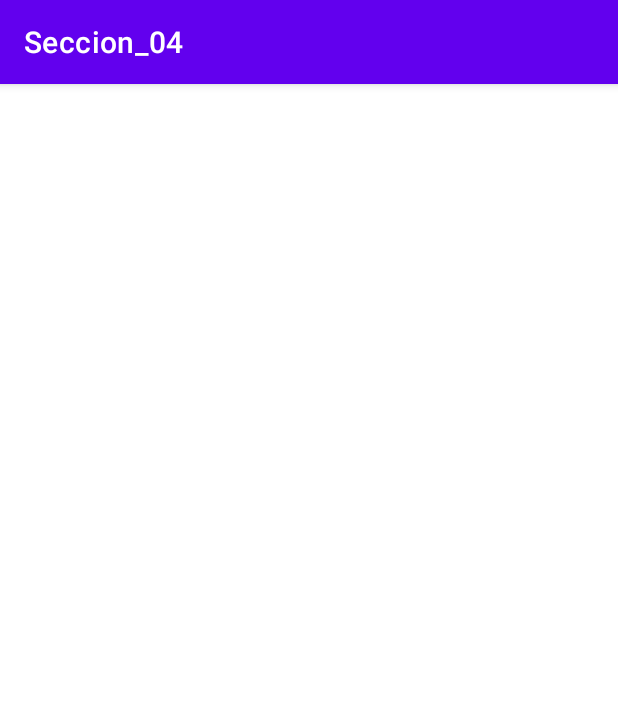
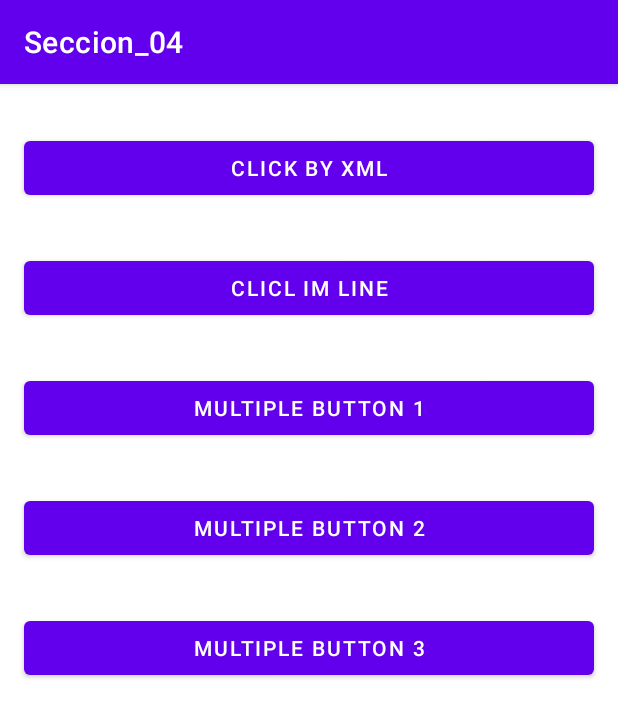
Before and after one commit to josebocero/Seccion_04_Activities_Permisos_List, an Android app: the ClickEventsActivity screen opened directly, with no data from a screen before it, on a phone screen of 412 x 824 dp. Shown: the top 717 px of the screen. Run offline under Robolectric (Android 15) with nearby library versions, the phone set to English and light mode, and no system bars.

Commit message:
video 39 Eventos Clicks

```diff
--- a/app/src/main/java/jose_g_bocero/com/jose/seccion_04_activities_permisos_list/activities/ClickEventsActivity.kt
+++ b/app/src/main/java/jose_g_bocero/com/jose/seccion_04_activities_permisos_list/activities/ClickEventsActivity.kt
@@ -2,11 +2,49 @@ package jose_g_bocero.com.jose.seccion_04_activities_permisos_list.activities
 
 import androidx.appcompat.app.AppCompatActivity
 import android.os.Bundle
+import android.view.View
+import android.widget.Button
+import android.widget.Toast
 import jose_g_bocero.com.jose.seccion_04_activities_permisos_list.R
 
-class ClickEventsActivity : AppCompatActivity() {
+class ClickEventsActivity : AppCompatActivity(), View.OnLongClickListener {
+
+    // 1) Click en XML
+    // 2) Click en Linea
+    // 3) Click by IDS en 'when'
+
     override fun onCreate(savedInstanceState: Bundle?) {
         super.onCreate(savedInstanceState)
         setContentView(R.layout.activity_click_events)
+
+        clickInLine()
+
+        val btn1 = findViewById<Button>(R.id.buttonClickMulti1)
+        val btn2 = findViewById<Button>(R.id.buttonClickMulti2)
+        val btn3 = findViewById<Button>(R.id.buttonClickMulti3)
+
+        btn1.setOnLongClickListener(this)
+        btn2.setOnLongClickListener(this)
+        btn3.setOnLongClickListener(this)
+    }
+
+    // Regla obligatoria para clicks en XMLS:
+    // El método tiene que ser público, nombres tienen que coincidir y recibe 1 solo parámetro (view)
+    fun xmlClick(view: View) {
+        Toast.makeText(this,"Click by XML!", Toast.LENGTH_LONG).show()
+    }
+
+    private fun clickInLine() {
+        val btn = findViewById<Button>(R.id.buttonClickInLine)
+        btn.setOnClickListener { Toast.makeText(this,"Click in Line!", Toast.LENGTH_LONG).show() }
+    }
+
+    override fun onLongClick(view: View): Boolean {
+        when(view.id) {
+            R.id.buttonClickMulti1 -> Toast.makeText(this,"Click Multi1!", Toast.LENGTH_LONG).show()
+            R.id.buttonClickMulti2 -> Toast.makeText(this,"Click Multi2!", Toast.LENGTH_LONG).show()
+            R.id.buttonClickMulti3 -> Toast.makeText(this,"Click Multi3!", Toast.LENGTH_LONG).show()
+        }
+        return true
     }
 }
--- a/app/src/main/res/layout/activity_click_events.xml
+++ b/app/src/main/res/layout/activity_click_events.xml
@@ -6,4 +6,64 @@
     android:layout_height="match_parent"
     tools:context=".activities.ClickEventsActivity">
 
+    <Button
+        android:id="@+id/buttonClickXML"
+        android:layout_width="0dp"
+        android:layout_height="wrap_content"
+        android:layout_marginStart="16dp"
+        android:layout_marginTop="32dp"
+        android:layout_marginEnd="16dp"
+        android:text="@string/button_click_xml"
+        android:onClick="xmlClick"
+        app:layout_constraintEnd_toEndOf="parent"
+        app:layout_constraintStart_toStartOf="parent"
+        app:layout_constraintTop_toTopOf="parent" />
+
+    <Button
+        android:id="@+id/buttonClickInLine"
+        android:layout_width="0dp"
+        android:layout_height="wrap_content"
+        android:layout_marginStart="16dp"
+        android:layout_marginTop="32dp"
+        android:layout_marginEnd="16dp"
+        android:text="@string/button_click_line"
+        app:layout_constraintEnd_toEndOf="parent"
+        app:layout_constraintStart_toStartOf="parent"
+        app:layout_constraintTop_toBottomOf="@+id/buttonClickXML" />
+
+    <Button
+        android:id="@+id/buttonClickMulti1"
+        android:layout_width="0dp"
+        android:layout_height="wrap_content"
+        android:layout_marginStart="16dp"
+        android:layout_marginTop="32dp"
+        android:layout_marginEnd="16dp"
+        android:text="@string/button_multi_1"
+        app:layout_constraintEnd_toEndOf="parent"
+        app:layout_constraintStart_toStartOf="parent"
+        app:layout_constraintTop_toBottomOf="@+id/buttonClickInLine" />
+
+    <Button
+        android:id="@+id/buttonClickMulti2"
+        android:layout_width="0dp"
+        android:layout_height="wrap_content"
+        android:layout_marginStart="16dp"
+        android:layout_marginTop="32dp"
+        android:layout_marginEnd="16dp"
+        android:text="@string/button_multi_2"
+        app:layout_constraintEnd_toEndOf="parent"
+        app:layout_constraintStart_toStartOf="parent"
+        app:layout_constraintTop_toBottomOf="@+id/buttonClickMulti1" />
+
+    <Button
+        android:id="@+id/buttonClickMulti3"
+        android:layout_width="0dp"
+        android:layout_height="wrap_content"
+        android:layout_marginStart="16dp"
+        android:layout_marginTop="32dp"
+        android:layout_marginEnd="16dp"
+        android:text="@string/button_multi_3"
+        app:layout_constraintEnd_toEndOf="parent"
+        app:layout_constraintStart_toStartOf="parent"
+        app:layout_constraintTop_toBottomOf="@+id/buttonClickMulti2" />
 </androidx.constraintlayout.widget.ConstraintLayout>
--- a/app/src/main/res/values/strings.xml
+++ b/app/src/main/res/values/strings.xml
@@ -9,4 +9,9 @@
     <string name="button_to_permissions">7. To Permissions</string>
     <string name="button_to_shared_preferences">8. To Shared Preferences</string>
     <string name="button_to_extension_functions">9. To Extension Functions</string>
+    <string name="button_click_xml">Click By XML</string>
+    <string name="button_click_line">Clicl Im Line</string>
+    <string name="button_multi_1">Multiple Button 1</string>
+    <string name="button_multi_2">Multiple Button 2</string>
+    <string name="button_multi_3">Multiple Button 3</string>
 </resources>
```
